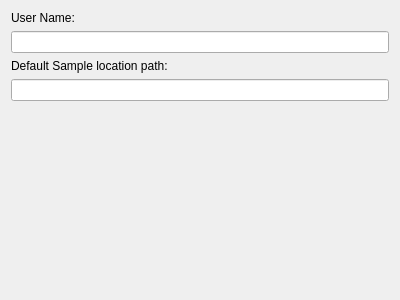
Qt form frontend/GeneralSettingsPanel.ui (FelixdelasPozas/EspINA) before a commit.
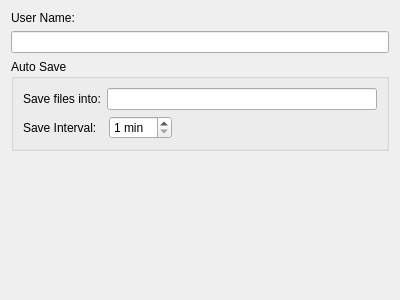
The same form after that commit.

Commit message:
Configure Autosave
- Save Interval
- Path to save working session into

```diff
--- a/frontend/GeneralSettingsPanel.ui
+++ b/frontend/GeneralSettingsPanel.ui
@@ -25,17 +25,67 @@
     <widget class="QLineEdit" name="userName"/>
    </item>
    <item>
+    <widget class="QGroupBox" name="groupBox">
+     <property name="title">
+      <string>Auto Save</string>
+     </property>
+     <layout class="QVBoxLayout" name="verticalLayout_2">
+      <item>
+       <layout class="QHBoxLayout" name="horizontalLayout_2">
+        <item>
     <widget class="QLabel" name="label_3">
      <property name="text">
-      <string>Default Sample location path:</string>
+           <string>Save files into:</string>
      </property>
     </widget>
    </item>
    <item>
-    <widget class="QLineEdit" name="samplePath">
+         <widget class="QLineEdit" name="autosavePath">
      <property name="text">
       <string/>
      </property>
+         </widget>
+        </item>
+       </layout>
+      </item>
+      <item>
+       <layout class="QHBoxLayout" name="horizontalLayout">
+        <item>
+         <widget class="QLabel" name="label_2">
+          <property name="text">
+           <string>Save Interval:  </string>
+          </property>
+         </widget>
+        </item>
+        <item>
+         <widget class="QSpinBox" name="autosaveInterval">
+          <property name="suffix">
+           <string> min</string>
+          </property>
+          <property name="minimum">
+           <number>1</number>
+          </property>
+          <property name="maximum">
+           <number>60</number>
+          </property>
+         </widget>
+        </item>
+        <item>
+         <spacer name="horizontalSpacer">
+          <property name="orientation">
+           <enum>Qt::Horizontal</enum>
+          </property>
+          <property name="sizeHint" stdset="0">
+           <size>
+            <width>40</width>
+            <height>20</height>
+           </size>
+          </property>
+         </spacer>
+        </item>
+       </layout>
+      </item>
+     </layout>
     </widget>
    </item>
    <item>
```
Lines whose indentation alone changed are shown as unchanged. The commit also changes 15 other files.
